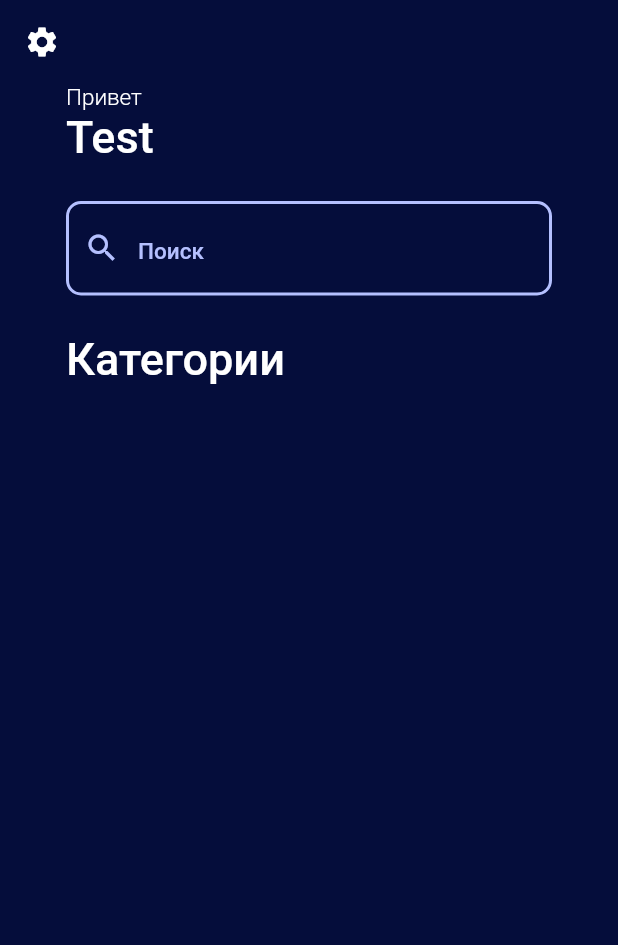
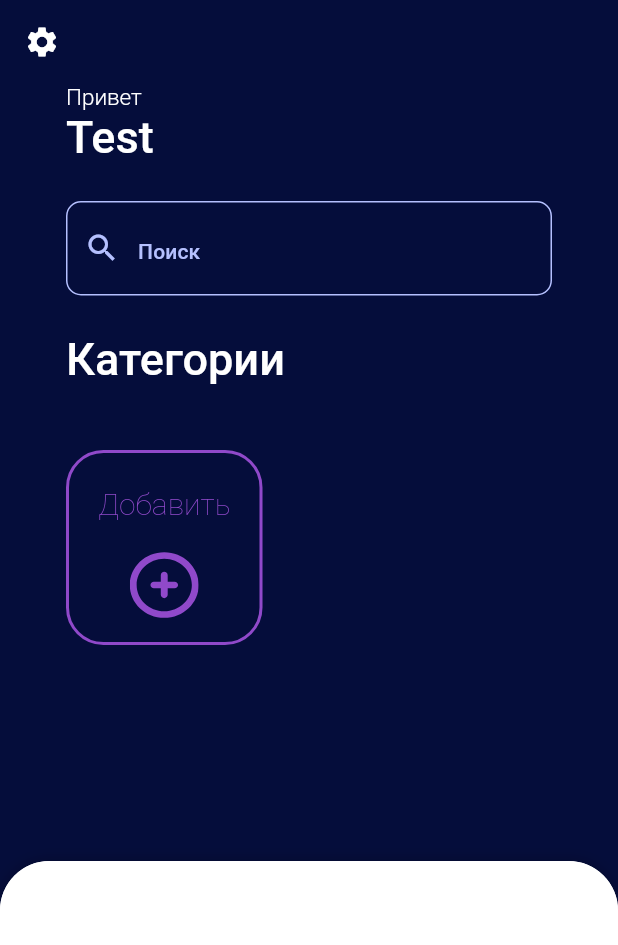
Before and after one commit to JesterVZ/todo_list, a Flutter app: the screen it shows after launch, on a phone screen of 412 x 824 dp. Shown: the top 945 px of the screen. Run offline on Flutter 3.47's test engine with Material 2 defaults, Android fonts, the phone set to English and light mode, and no system bars; drawn by our look-alikes of sliding_up_panel; our stand-ins replace dartz, flutter_riverpod, flutter_svg, freezed_annotation, sqflite; accounts and stored records are empty.

Commit message:
add category page

```diff
--- a/lib/main.dart
+++ b/lib/main.dart
@@ -29,17 +29,28 @@ class MyApp extends StatelessWidget {
                 ),
               ),
           inputDecorationTheme: InputDecorationTheme(
+              hintStyle: Theme.of(context)
+                  .textTheme
+                  .titleSmall!
+                  .copyWith(color: AppColors.gray1),
               enabledBorder: OutlineInputBorder(
                 borderRadius: BorderRadius.circular(10),
                 borderSide: const BorderSide(
-                  width: 2,
+                  width: 1,
                   color: AppColors.gray1,
                 ),
               ),
               focusedBorder: OutlineInputBorder(
                 borderRadius: BorderRadius.circular(10),
                 borderSide:
-                    const BorderSide(width: 2, color: AppColors.appcolor),
+                    const BorderSide(width: 1, color: AppColors.appcolor),
+              ),
+              border: OutlineInputBorder(
+                borderRadius: BorderRadius.circular(10),
+                borderSide: const BorderSide(
+                  width: 1,
+                  color: AppColors.gray1,
+                ),
               )),
           textTheme: Theme.of(context).textTheme.copyWith(
               titleLarge: Theme.of(context)
--- a/lib/presentation/pages/main_page.dart
+++ b/lib/presentation/pages/main_page.dart
@@ -1,8 +1,11 @@
 import 'package:flutter/material.dart';
 import 'package:flutter_riverpod/flutter_riverpod.dart';
+import 'package:sliding_up_panel/sliding_up_panel.dart';
 import 'package:todo_list/base/widgets/app_page_view.dart';
+import 'package:todo_list/presentation/pages/add_category_page.dart';
 import 'package:todo_list/presentation/ui/app_colors.dart';
 import 'package:todo_list/presentation/ui/app_ui.dart';
+import 'package:todo_list/presentation/ui/routes/bottom_to_top_page_route.dart';
 import 'package:todo_list/presentation/ui/widgets/common/add_category_card.dart';
 import 'package:todo_list/presentation/ui/widgets/common/app_scaffold.dart';
 import 'package:todo_list/presentation/ui/widgets/common/category_card.dart';
@@ -20,8 +23,9 @@ class MainPage extends AppPageView {
 
 class _MainPageState extends State<MainPage> {
   final searchController = TextEditingController();
+  final panelController = PanelController();
   final _mainPageViewModeltateNotifierProvider =
-      mainPageViewModeltateNotifierProvider;
+      mainPageViewModelStateNotifierProvider;
 
   Future refreshData() async {}
 
@@ -33,11 +37,30 @@ class _MainPageState extends State<MainPage> {
         child: AppScaffold(
           appBar:
               AppUI.appBar(context: context, leading: _buildSettingsButton()),
-          body: _buildBody(),
+          body: _buildContent(),
         ),
       );
   _buildSettingsButton() =>
       IconButton(onPressed: () {}, icon: const Icon(Icons.settings));
+
+  _buildContent() => SlidingUpPanel(
+      controller: panelController,
+      minHeight: 250,
+      maxHeight: 400,
+      panel: _buildPanel(),
+      body: _buildBody(),
+      borderRadius: BorderRadius.circular(33));
+
+  _buildPanel() => Container(
+        width: MediaQuery.of(context).size.width,
+        height: 250,
+        decoration: const BoxDecoration(
+            color: Colors.white,
+            borderRadius: BorderRadius.only(
+              topLeft: Radius.circular(33),
+              topRight: Radius.circular(33),
+            )),
+      );
 
   _buildBody() => Column(
         children: [
@@ -84,13 +107,9 @@ class _MainPageState extends State<MainPage> {
       );
   _buildSearchField() => TextField(
         controller: searchController,
-        decoration: InputDecoration(
+        decoration: const InputDecoration(
             hintText: 'Поиск',
-            hintStyle: Theme.of(context)
-                .textTheme
-                .titleSmall!
-                .copyWith(color: AppColors.gray1),
-            prefixIcon: const Icon(
+            prefixIcon: Icon(
               Icons.search,
               color: AppColors.gray1,
             )),
@@ -104,23 +123,35 @@ class _MainPageState extends State<MainPage> {
           builder: (context, ref, _) => ref
               .watch(_mainPageViewModeltateNotifierProvider)
               .maybeWhen(success: (content) {
-            dynamic list = content;
+            dynamic list = [];
+            if (list.isEmpty) {
+              panelController.hide();
+              return ListView(
+                scrollDirection: Axis.horizontal,
+                children: [
+                  AddCategoryCard(
+                    callBack: () {
+                      Navigator.push(context,
+                          BottomToTopPageRoute(page: const AddCategoryPage()));
+                    },
+                  )
+                ],
+              );
+            } else {
+              panelController.show();
               return ListView.separated(
                   scrollDirection: Axis.horizontal,
                   itemBuilder: (BuildContext context, int i) {
-                  if (i == list.length - 1) {
-                    return const AddCategoryCard();
-                  } else {
                     return CategoryCard(
                         color: list[i].color!,
                         name: list[i].name,
                         count: list[i].count);
-                  }
                   },
                   separatorBuilder: (BuildContext context, int i) => Container(
                         width: 33,
                       ),
                   itemCount: list.length);
+            }
           }, orElse: () {
             return Container();
           }),
--- a/lib/presentation/ui/app_ui.dart
+++ b/lib/presentation/ui/app_ui.dart
@@ -4,15 +4,19 @@ class AppUI {
   static appBar(
           {required BuildContext context,
           Widget? title,
+          bool? centerTitle,
           List<Widget>? actions,
           Widget? leading}) =>
       AppBar(
+        centerTitle: centerTitle,
         title: title,
         actions: actions,
         leading: leading,
       );
   static const contentPading = EdgeInsets.symmetric(horizontal: 44);
   static const categoryPadding = EdgeInsets.all(18);
+  static const addCategoryPadding =
+      EdgeInsets.only(top: 22, right: 10, bottom: 15, left: 10);
 
   static const contentVerticalSpacingExtraSmall = SizedBox(height: 8);
 
--- /dev/null
+++ b/lib/presentation/ui/routes/bottom_to_top_page_route.dart
@@ -0,0 +1,18 @@
+import 'package:flutter/widgets.dart';
+
+class BottomToTopPageRoute extends PageRouteBuilder {
+  final Widget page;
+  BottomToTopPageRoute({required this.page})
+      : super(
+            pageBuilder: (context, animation, secondaryAnimation) => page,
+            transitionsBuilder:
+                (context, animation, secondaryAnimation, child) {
+              const begin = Offset(0.0, 1.0);
+              const end = Offset.zero;
+              const curve = Curves.ease;
+              var tween =
+                  Tween(begin: begin, end: end).chain(CurveTween(curve: curve));
+              return SlideTransition(
+                  position: animation.drive(tween), child: child);
+            });
+}
--- a/lib/presentation/ui/widgets/common/add_category_card.dart
+++ b/lib/presentation/ui/widgets/common/add_category_card.dart
@@ -3,24 +3,45 @@ import 'package:flutter_svg/flutter_svg.dart';
 import 'package:todo_list/presentation/ui/app_colors.dart';
 import 'package:todo_list/presentation/ui/app_ui.dart';
 
+typedef AddCategoryCallBack = Function();
+
+// ignore: must_be_immutable
 class AddCategoryCard extends StatelessWidget {
-  const AddCategoryCard({super.key});
+  AddCategoryCallBack callBack;
+  AddCategoryCard({super.key, required this.callBack});
 
   @override
-  Widget build(BuildContext context) => Container(
+  Widget build(BuildContext context) => Material(
+        color: AppColors.transparent,
+        borderRadius: const BorderRadius.all(Radius.circular(25)),
+        child: InkWell(
+          borderRadius: const BorderRadius.all(Radius.circular(25)),
+          onTap: callBack,
+          child: Container(
             width: 131,
             height: 123,
-        padding: AppUI.categoryPadding,
+            padding: AppUI.addCategoryPadding,
             decoration: BoxDecoration(
                 borderRadius: const BorderRadius.all(Radius.circular(25)),
                 border: Border.all(color: AppColors.appcolor, width: 2)),
-        child: Column(crossAxisAlignment: CrossAxisAlignment.center, children: [
-          Text("Добавить", style: Theme.of(context).textTheme.titleMedium),
+            child: Column(
+                crossAxisAlignment: CrossAxisAlignment.center,
+                children: [
+                  Text("Добавить",
+                      style: Theme.of(context).textTheme.titleMedium!.copyWith(
+                          color: AppColors.appcolor,
+                          fontWeight: FontWeight.w200)),
                   _buildSeparator(),
-          SvgPicture.asset('assets/add_task_button.svg')
+                  SizedBox(
+                      width: 46,
+                      height: 46,
+                      child: SvgPicture.asset(
+                        'assets/add_task_button.svg',
+                        color: AppColors.appcolor,
+                      ))
                 ]),
+          ),
+        ),
       );
-  Widget _buildSeparator() => const SizedBox(
-        height: 12,
-      );
+  Widget _buildSeparator() => Expanded(child: Container());
 }
--- a/lib/presentation/ui/widgets/common/app_scaffold.dart
+++ b/lib/presentation/ui/widgets/common/app_scaffold.dart
@@ -6,14 +6,20 @@ class AppScaffold extends StatelessWidget {
   final AppBar appBar;
   final Widget? floatingActionButton;
   Widget? body;
+  final FloatingActionButtonLocation? floatingActionButtonLocation;
 
   AppScaffold(
-      {super.key, required this.appBar, this.floatingActionButton, this.body});
+      {super.key,
+      required this.appBar,
+      this.floatingActionButton,
+      this.body,
+      this.floatingActionButtonLocation});
 
   @override
   Widget build(BuildContext context) => Scaffold(
         appBar: appBar,
         floatingActionButton: floatingActionButton,
+        floatingActionButtonLocation: floatingActionButtonLocation,
         body: Container(color: AppColors.backgroundColor, child: body),
       );
 }
--- a/lib/presentation/viewmodel/main_page_viewmodel.dart
+++ b/lib/presentation/viewmodel/main_page_viewmodel.dart
@@ -1,10 +1,10 @@
+import 'package:flutter_riverpod/flutter_riverpod.dart';
 import 'package:todo_list/data/entities/category_list.dart';
 import 'package:todo_list/domain/domain_module.dart';
 import 'package:todo_list/domain/usecase/get_categories_usecase.dart';
-import 'package:flutter_riverpod/flutter_riverpod.dart';
 import 'package:todo_list/presentation/state/state.dart';
 
-final mainPageViewModeltateNotifierProvider =
+final mainPageViewModelStateNotifierProvider =
     StateNotifierProvider.autoDispose<MainPageViewModel, State<CategoryList>>(
         (ref) {
   return MainPageViewModel(ref.watch(getcategoriesUseCaseProvider));
--- a/pubspec.yaml
+++ b/pubspec.yaml
@@ -19,6 +19,8 @@ dependencies:
   flutter_riverpod: ^2.3.6
   flutter_svg: ^2.0.6
   sqflite: ^2.2.8+4
+  sliding_up_panel: ^2.0.0+1
+  flutter_colorpicker: ^1.0.3
 
 dev_dependencies:
   flutter_test:
```
Also changed, not shown: lib/presentation/pages/add_category_page.dart (added, +77 -0 lines), pubspec.lock. Lines whose indentation alone changed are shown as unchanged.
